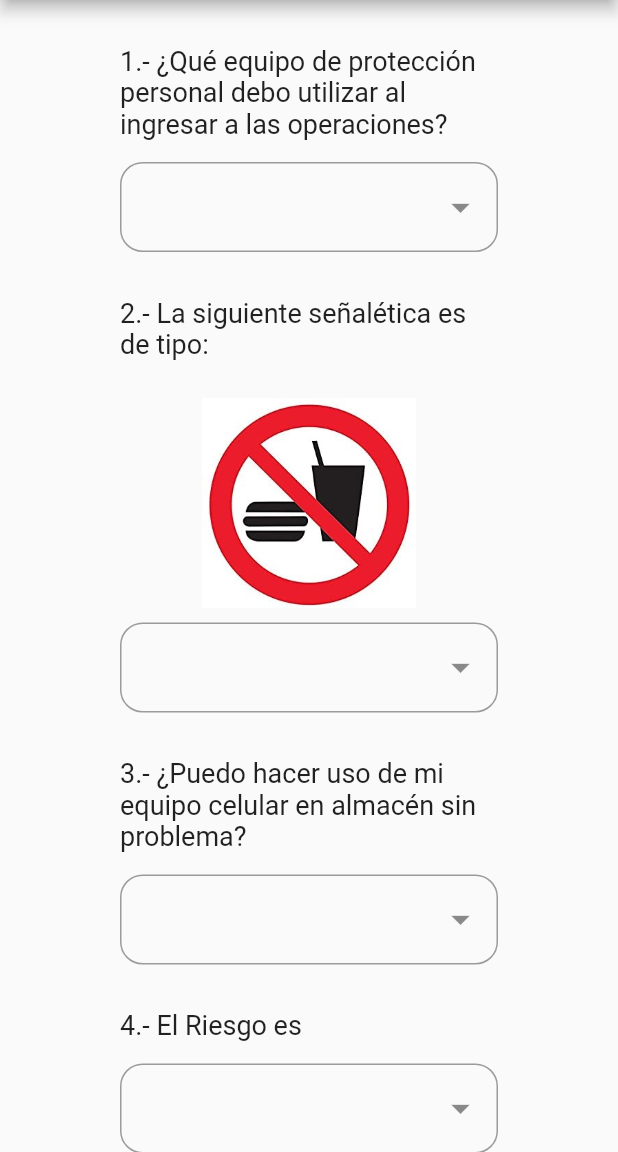
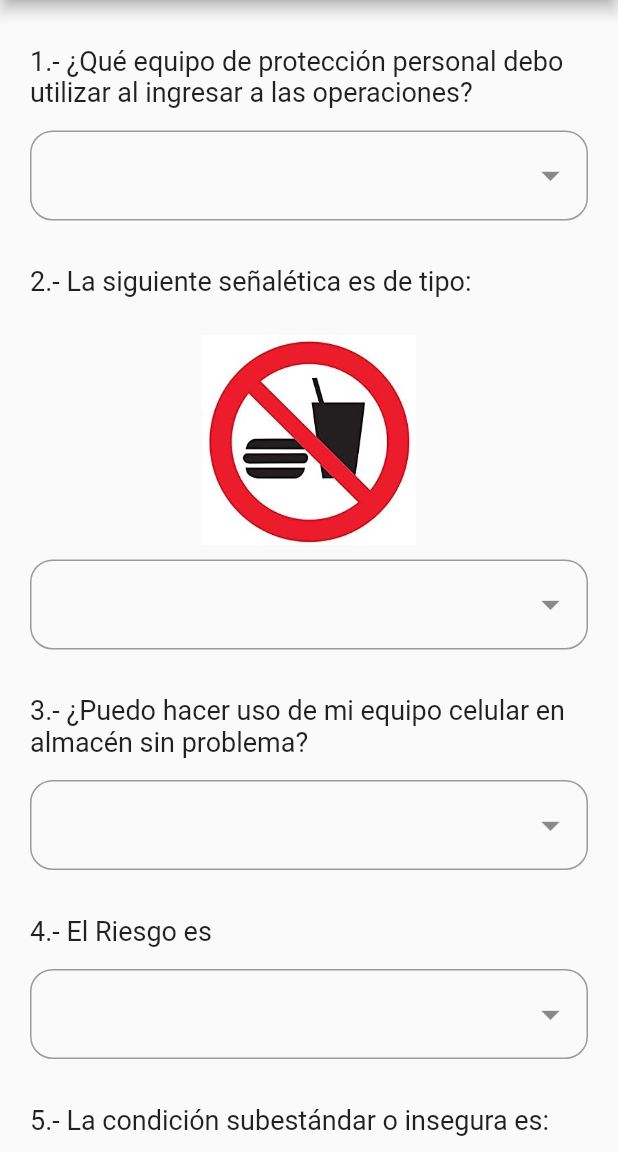
Before and after one commit to fpaladinesransa/PortalDeAccesoRansaEcuador, a Flutter app: the EvaluacionDataPersonal screen opened directly with empty values, on a phone screen of 412 x 824 dp, the part 84-1236 px from its top. Run offline on Flutter 3.47's test engine with Material 2 defaults, Android fonts, the phone set to English and light mode, and no system bars; our stand-ins replace carousel_slider, dropdown_button2, fluro, get_it; missing offline and left inert: dart:js, dropdown_plus, material_color_generator; network calls fail.

```diff
--- a/lib/routes/router.dart
+++ b/lib/routes/router.dart
@@ -4,6 +4,7 @@ import 'package:fluro/fluro.dart';
 
 import '../Screens/Portal_Estados.dart';
 import '../api/provider.dart';
+import '../screens/Seguridad_Capacitacion.dart';
 import '../screens/Seguridad_ingresoPersonal.dart';
 import '../screens/view_404.dart';
 
@@ -13,6 +14,8 @@ class Flurorouter {
   static void configureRoutes() {
     router.define("home", handler: _counterHandler);
     router.define('/capacitacion', handler: _counterHandlerCapacitacion);
+    router.define('/capacitacionSeguridad',
+        handler: _counterHandlerCapacitacionSeguridad);
     router.notFoundHandler = pageNotFound;
   }
 
@@ -26,4 +29,9 @@ class Flurorouter {
   );
   static Handler pageNotFound =
       Handler(handlerFunc: (context, parameters) => View404());
+
+  static Handler _counterHandlerCapacitacionSeguridad = Handler(
+      handlerFunc: (context, parameters) => CapacitacionSeguridad(
+            cedula: '',
+          ));
 }
--- a/lib/screens/Portal_Estados.dart
+++ b/lib/screens/Portal_Estados.dart
@@ -21,7 +21,7 @@ class MyApp extends StatelessWidget {
     return Scaffold(
       appBar: AppBar(
         automaticallyImplyLeading: false,
-        title: Text('Portal de acceso'),
+        title: Text('Portal de acceso Ransa'),
         actions: [
           IconButton(
             icon: Image.asset('assets/Logo_Ransa_Blanco.png'),
@@ -45,7 +45,7 @@ class MyApp extends StatelessWidget {
                                   MyAppConsulta(_textoController.text))));
                     },
                     decoration: InputDecoration(
-                        hintText: 'Buscar por numero de cedula',
+                        hintText: 'Buscar por número de cedula',
                         border: InputBorder.none),
                     onChanged: (value) {}),
                 trailing: IconButton(
--- a/lib/screens/Portal_EstadosConsulta.dart
+++ b/lib/screens/Portal_EstadosConsulta.dart
@@ -20,7 +20,7 @@ class MyAppConsulta extends StatelessWidget {
 
     return Scaffold(
       appBar: AppBar(
-        title: Text('Portal de acceso Consulta'),
+        title: Text('Portal de acceso Consulta Ransa'),
         actions: [
           IconButton(
             icon: Image.asset('assets/Logo_Ransa_Blanco.png'),
@@ -36,7 +36,7 @@ class MyAppConsulta extends StatelessWidget {
                 title: TextField(
                     controller: _textoController,
                     decoration: InputDecoration(
-                        hintText: 'Buscar por numero de cedula',
+                        hintText: 'Buscar por número de cedula',
                         border: InputBorder.none),
                     onChanged: (value) {}),
                 trailing: IconButton(
--- a/lib/screens/Seguridad_Evaluacion.dart
+++ b/lib/screens/Seguridad_Evaluacion.dart
@@ -822,7 +822,7 @@ class _EvaluacionDataPersonalState extends State<EvaluacionDataPersonal> {
                     child: Form(
                       key: _formKey,
                       child: Padding(
-                        padding: const EdgeInsets.symmetric(horizontal: 80),
+                        padding: const EdgeInsets.symmetric(horizontal: 20),
                         child: SingleChildScrollView(
                           child: Column(
                             children: [
@@ -1058,7 +1058,7 @@ class _EvaluacionDataPersonalState extends State<EvaluacionDataPersonal> {
                                               child: Text(
                                                 item,
                                                 style: const TextStyle(
-                                                  fontSize: 14,
+                                                  fontSize: 10,
                                                 ),
                                               ),
                                             ))
@@ -1180,7 +1180,7 @@ class _EvaluacionDataPersonalState extends State<EvaluacionDataPersonal> {
                                               child: Text(
                                                 item,
                                                 style: const TextStyle(
-                                                  fontSize: 14,
+                                                  fontSize: 10,
                                                 ),
                                               ),
                                             ))
--- a/lib/widget/diapostivas_seguridad.dart
+++ b/lib/widget/diapostivas_seguridad.dart
@@ -88,13 +88,14 @@ class _DiapositivasSeguridadState extends State<DiapositivasSeguridad> {
         children: [
           Container(
               height: altura * 0.7,
+              child: InteractiveViewer(
                 child: CarouselSlider(
                   carouselController: controller,
                   items: generateImagesTiles(),
                   options: CarouselOptions(
                       enlargeCenterPage: true, enableInfiniteScroll: false),
                 ),
-          ),
+              )),
           if (isDesktop(context))
             Column(
               children: [
```
Also changed, not shown: lib/routes/route_generator.dart (+8 -0 lines), lib/screens/Seguridad_gracias.dart (+9 -3 lines), lib/widget/tabla.dart (+11 -11 lines). Lines whose indentation alone changed are shown as unchanged.
